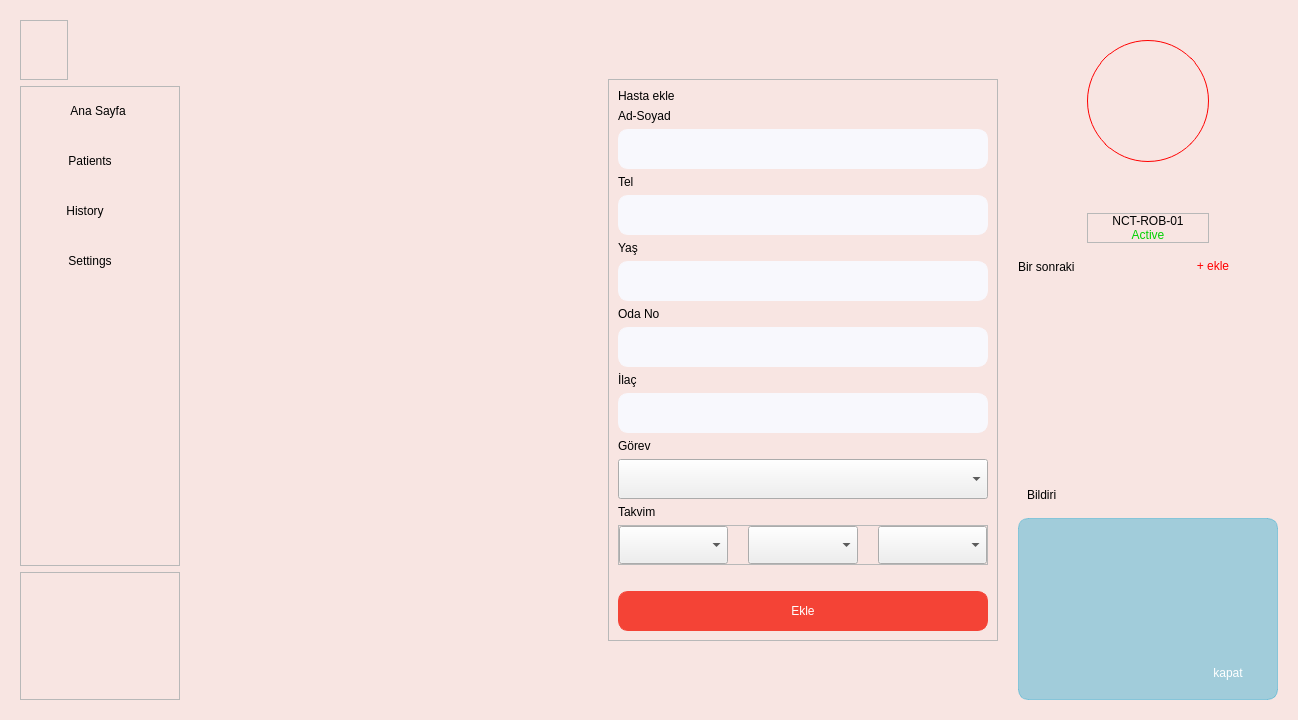
Before: the Qt Designer form social_ui.ui in kaleb236/social_inovation, drawn with Qt 5.
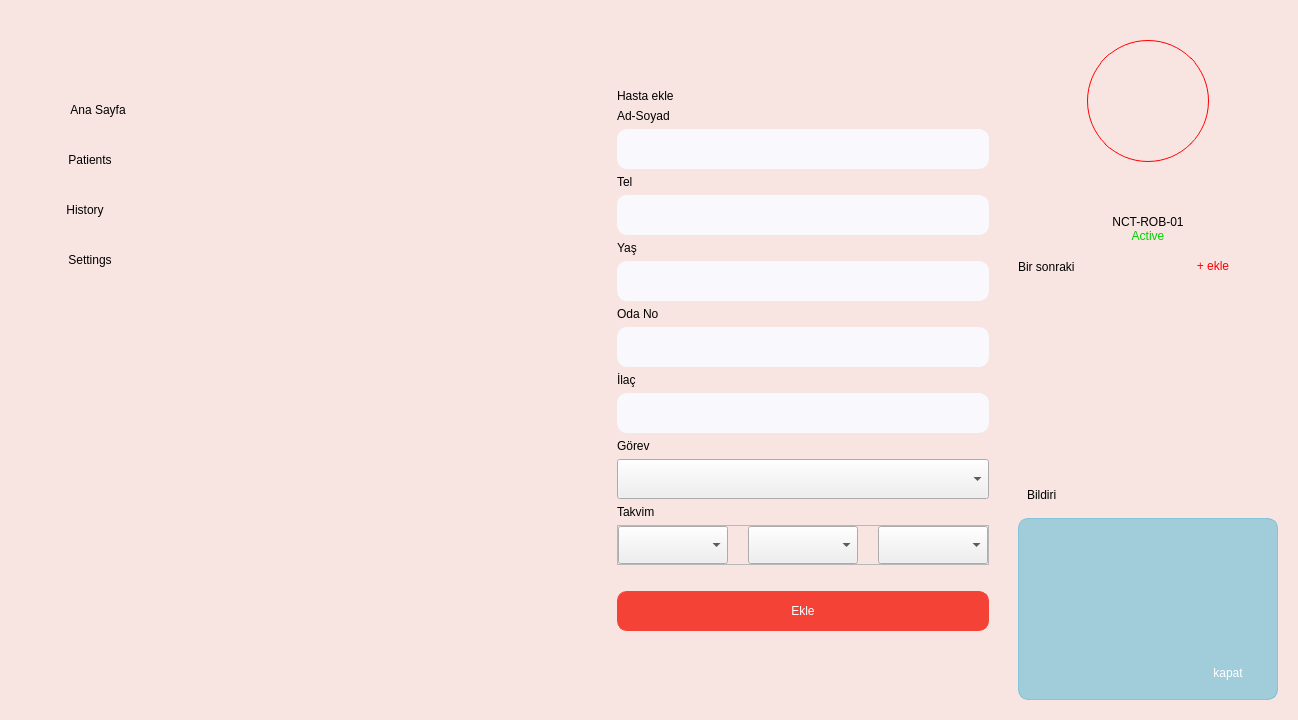
After: the same form once the commit is applied. The open tabs and pages were chosen to show the change. Icons and pictures are not drawn.

```diff
--- a/social_ui.ui
+++ b/social_ui.ui
@@ -101,7 +101,7 @@
           <string notr="true">image: url(:/resource/images/logo.png);</string>
          </property>
          <property name="frameShape">
-          <enum>QFrame::StyledPanel</enum>
+          <enum>QFrame::NoFrame</enum>
          </property>
          <property name="frameShadow">
           <enum>QFrame::Raised</enum>
@@ -117,7 +117,7 @@
           </size>
          </property>
          <property name="frameShape">
-          <enum>QFrame::StyledPanel</enum>
+          <enum>QFrame::NoFrame</enum>
          </property>
          <property name="frameShadow">
           <enum>QFrame::Raised</enum>
@@ -390,7 +390,7 @@
        <item>
         <widget class="QFrame" name="frame_3">
          <property name="frameShape">
-          <enum>QFrame::StyledPanel</enum>
+          <enum>QFrame::NoFrame</enum>
          </property>
          <property name="frameShadow">
           <enum>QFrame::Raised</enum>
@@ -592,7 +592,7 @@
 }</string>
                 </property>
                 <property name="frameShape">
-                 <enum>QFrame::StyledPanel</enum>
+                 <enum>QFrame::NoFrame</enum>
                 </property>
                 <property name="frameShadow">
                  <enum>QFrame::Raised</enum>
@@ -971,7 +971,7 @@
           <item alignment="Qt::AlignBottom">
            <widget class="QFrame" name="frame_8">
             <property name="frameShape">
-             <enum>QFrame::StyledPanel</enum>
+             <enum>QFrame::NoFrame</enum>
             </property>
             <property name="frameShadow">
              <enum>QFrame::Raised</enum>
```
